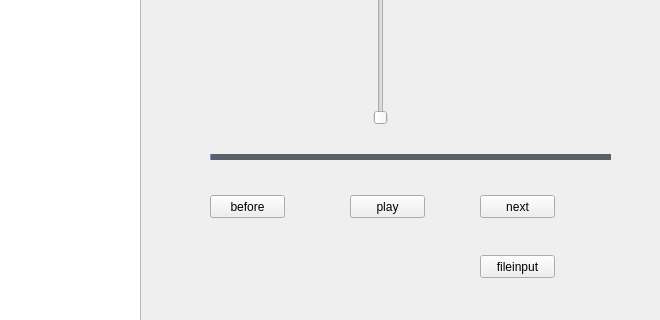
Old version of the form pyui.ui in the repository HIbian/MyMusicPlayer; both pictures show x 140 to 800 and y 175 to 495 of the 800 by 651 pixel window.
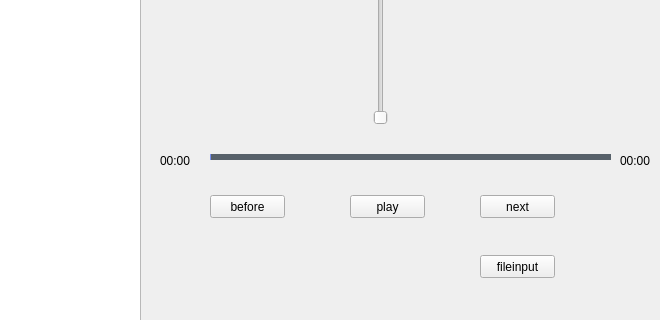
New version of the form. Icons and pictures are not drawn.

Commit message: 添加已播放时间和歌曲时间

```diff
--- a/pyui.ui
+++ b/pyui.ui
@@ -139,6 +139,32 @@
      <enum>Qt::Vertical</enum>
     </property>
    </widget>
+   <widget class="QLabel" name="played_time_lab">
+    <property name="geometry">
+     <rect>
+      <x>300</x>
+      <y>320</y>
+      <width>41</width>
+      <height>31</height>
+     </rect>
+    </property>
+    <property name="text">
+     <string>00:00</string>
+    </property>
+   </widget>
+   <widget class="QLabel" name="len_time_lab">
+    <property name="geometry">
+     <rect>
+      <x>760</x>
+      <y>320</y>
+      <width>41</width>
+      <height>31</height>
+     </rect>
+    </property>
+    <property name="text">
+     <string>00:00</string>
+    </property>
+   </widget>
   </widget>
  </widget>
  <tabstops>
```
The commit also changes 2 other files.
